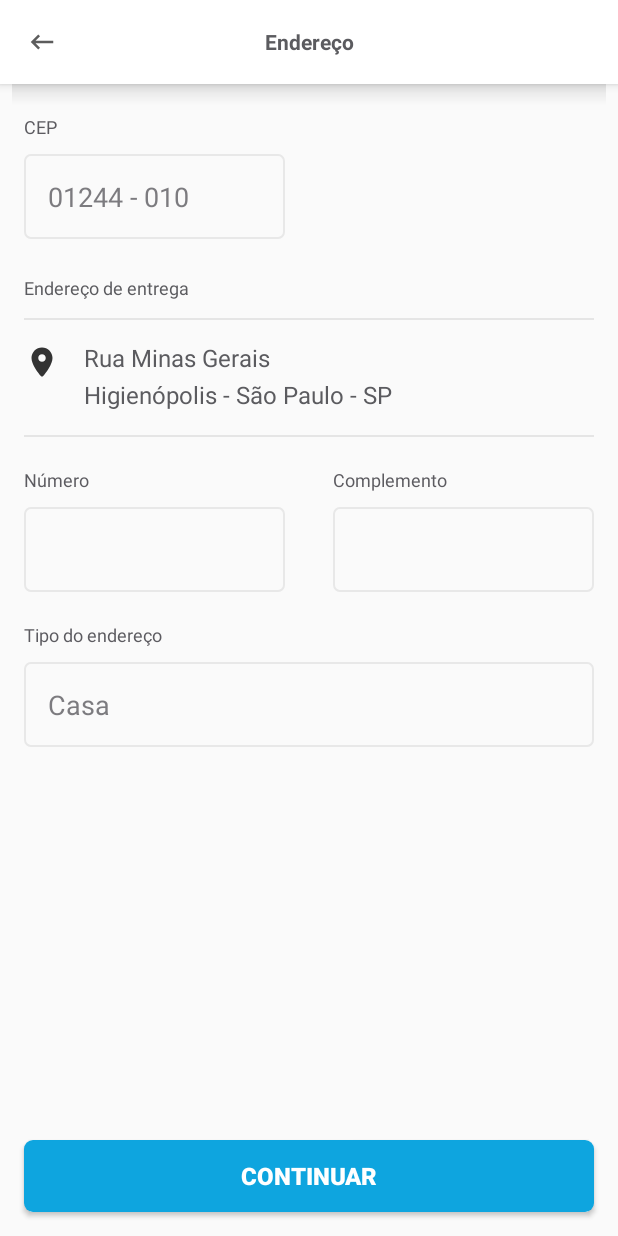
After one commit to premacck/interact, an Android app: the layout activity_address.xml on its own in the app's theme, with its tools: preview values and no code run, on a phone screen of 412 x 824 dp. The commit adds this screen. Run offline under Robolectric (Android 15) with nearby library versions, the phone set to English and light mode, and no system bars.

Commit message:
Added Address activity

```diff
--- a/app/src/main/AndroidManifest.xml
+++ b/app/src/main/AndroidManifest.xml
@@ -154,6 +154,12 @@
       android:theme="@style/AppTheme.NoActionBar"
       android:windowSoftInputMode="adjustResize" />
 
+    <activity
+      android:name=".profile.ui.AddressActivity"
+      android:screenOrientation="portrait"
+      android:theme="@style/AppTheme.NoActionBar"
+      android:windowSoftInputMode="adjustResize" />
+
   </application>
 
 </manifest>
--- a/app/src/main/java/com/techmesystem/intera/LoginActivity.kt
+++ b/app/src/main/java/com/techmesystem/intera/LoginActivity.kt
@@ -28,6 +28,9 @@ class LoginActivity : AppCompatActivity() {
       overridePendingTransition(R.anim.enter_anim, R.anim.exit_anim)
     }
 
-    btn_register.onDebounceClick { RegisterActivity.launch(this) }
+    btn_register.onDebounceClick {
+      RegisterActivity.launch(this)
+      finish()
+    }
   }
 }
--- a/app/src/main/java/com/techmesystem/intera/auth/ui/RegisterActivity.kt
+++ b/app/src/main/java/com/techmesystem/intera/auth/ui/RegisterActivity.kt
@@ -1,9 +1,14 @@
 package com.techmesystem.intera.auth.ui
 
+import android.app.Activity
 import android.content.Context
+import android.content.Intent
 import android.os.Bundle
 import com.techmesystem.intera.R
 import com.techmesystem.intera.base.BaseActivity
+import com.techmesystem.intera.home.ui.HomeActivity
+import com.techmesystem.intera.profile.ui.AddressActivity
+import com.techmesystem.intera.profile.ui.AddressActivity.Companion.REQUEST_REGISTER
 import com.techmesystem.intera.util.onDebounceClick
 import com.techmesystem.intera.util.showView
 import kotlinx.android.synthetic.main.fragment_personal_data.*
@@ -39,5 +44,16 @@ class RegisterActivity : BaseActivity() {
     tv_i_use_continuous_medication.onDebounceClick {
       tv_i_use_continuous_medication.isChecked = !tv_i_use_continuous_medication.isChecked
     }
+    btn_continue.onDebounceClick {
+      AddressActivity.launchForResult(this)
+    }
+  }
+
+  override fun onActivityResult(requestCode: Int, resultCode: Int, data: Intent?) {
+    super.onActivityResult(requestCode, resultCode, data)
+    if (requestCode == REQUEST_REGISTER && resultCode == Activity.RESULT_OK) {
+      HomeActivity.launch(this)
+      finish()
+    }
   }
 }
--- a/app/src/main/java/com/techmesystem/intera/home/ui/HomeActivity.kt
+++ b/app/src/main/java/com/techmesystem/intera/home/ui/HomeActivity.kt
@@ -1,5 +1,6 @@
 package com.techmesystem.intera.home.ui
 
+import android.content.Context
 import android.os.Bundle
 import androidx.annotation.IdRes
 import androidx.fragment.app.Fragment
@@ -11,6 +12,7 @@ import com.techmesystem.intera.favorite.ui.FavoriteFragment
 import com.techmesystem.intera.help.ui.HelpFragment
 import com.techmesystem.intera.profile.ui.ProfileFragment
 import kotlinx.android.synthetic.main.activity_home.*
+import org.jetbrains.anko.startActivity
 
 class HomeActivity : BaseActivity() {
 
@@ -20,6 +22,10 @@ class HomeActivity : BaseActivity() {
   private lateinit var helpFragment: HelpFragment
   private lateinit var checkoutFragment: CheckoutFragment
   private lateinit var profileFragment: ProfileFragment
+
+  companion object {
+    fun launch(from: Context?) = from?.run { startActivity<HomeActivity>() }
+  }
 
   override fun onCreate(savedInstanceState: Bundle?) {
     super.onCreate(savedInstanceState)
--- /dev/null
+++ b/app/src/main/java/com/techmesystem/intera/profile/ui/AddressActivity.kt
@@ -0,0 +1,29 @@
+package com.techmesystem.intera.profile.ui
+
+import android.app.Activity
+import android.os.Bundle
+import com.techmesystem.intera.R
+import com.techmesystem.intera.base.BaseActivity
+import com.techmesystem.intera.util.onDebounceClick
+import kotlinx.android.synthetic.main.activity_address.*
+import org.jetbrains.anko.startActivityForResult
+
+/**
+ * Prem's creation, on 2020-02-11
+ */
+class AddressActivity : BaseActivity() {
+
+  companion object {
+    const val REQUEST_REGISTER = 2
+    fun launchForResult(from: Activity?) = from?.run { startActivityForResult<AddressActivity>(REQUEST_REGISTER) }
+  }
+
+  override fun onCreate(savedInstanceState: Bundle?) {
+    super.onCreate(savedInstanceState)
+    setContentView(R.layout.activity_address)
+    btn_continue.onDebounceClick {
+      setResult(Activity.RESULT_OK)
+      finish()
+    }
+  }
+}
--- /dev/null
+++ b/app/src/main/res/drawable/ic_location_pin.xml
@@ -0,0 +1,10 @@
+<vector xmlns:android="http://schemas.android.com/apk/res/android"
+    android:width="24dp"
+    android:height="24dp"
+    android:viewportWidth="24"
+    android:viewportHeight="24">
+  <path
+      android:pathData="M5,9.265C5,5.395 8.13,2.265 12,2.265C15.87,2.265 19,5.395 19,9.265C19,13.435 14.58,19.185 12.77,21.375C12.37,21.855 11.64,21.855 11.24,21.375C9.42,19.185 5,13.435 5,9.265ZM9.5,9.265C9.5,10.645 10.62,11.765 12,11.765C13.38,11.765 14.5,10.645 14.5,9.265C14.5,7.885 13.38,6.765 12,6.765C10.62,6.765 9.5,7.885 9.5,9.265Z"
+      android:fillColor="#333333"
+      android:fillType="evenOdd"/>
+</vector>
--- /dev/null
+++ b/app/src/main/res/layout/activity_address.xml
@@ -0,0 +1,149 @@
+<?xml version="1.0" encoding="utf-8"?>
+<androidx.core.widget.NestedScrollView xmlns:android="http://schemas.android.com/apk/res/android"
+  xmlns:app="http://schemas.android.com/apk/res-auto"
+  android:layout_width="match_parent"
+  android:layout_height="match_parent"
+  android:fillViewport="true">
+
+  <androidx.constraintlayout.widget.ConstraintLayout
+    android:layout_width="match_parent"
+    android:layout_height="match_parent">
+
+    <com.techmesystem.intera.base.view.InteraToolbar
+      android:id="@+id/toolbar"
+      android:layout_width="match_parent"
+      android:layout_height="wrap_content"
+      app:backNavigationDrawable="@drawable/ic_back_arrow"
+      app:backgroundColor="@color/white"
+      app:layout_constraintEnd_toEndOf="parent"
+      app:layout_constraintStart_toStartOf="parent"
+      app:layout_constraintTop_toTopOf="parent"
+      app:toolbarElevation="0"
+      app:toolbarTitle="@string/address" />
+
+    <View
+      android:id="@+id/v_top_shadow"
+      style="@style/ShadowBottom"
+      android:layout_marginStart="@dimen/margin_8dp"
+      android:layout_marginEnd="@dimen/margin_8dp"
+      app:layout_constraintEnd_toEndOf="parent"
+      app:layout_constraintStart_toStartOf="parent"
+      app:layout_constraintTop_toBottomOf="@id/toolbar" />
+
+    <com.techmesystem.intera.base.view.CustomEditText
+      android:id="@+id/cet_cep"
+      android:layout_width="@dimen/margin_0dp"
+      android:layout_height="wrap_content"
+      android:layout_marginTop="@dimen/margin_4dp"
+      app:cet_doubleFields="false"
+      app:cet_hintOne="01244 - 010"
+      app:cet_inputType="normal"
+      app:cet_title="@string/cep"
+      app:layout_constraintEnd_toEndOf="parent"
+      app:layout_constraintHorizontal_bias="0"
+      app:layout_constraintStart_toStartOf="parent"
+      app:layout_constraintTop_toBottomOf="@id/toolbar"
+      app:layout_constraintWidth_percent="0.5" />
+
+    <TextView
+      android:id="@+id/tv_delivery_address_header"
+      style="@style/Text12WrapWrap"
+      android:layout_marginStart="@dimen/margin_16dp"
+      android:layout_marginTop="@dimen/margin_24dp"
+      android:text="@string/delivery_address"
+      app:layout_constraintStart_toStartOf="parent"
+      app:layout_constraintTop_toBottomOf="@id/cet_cep" />
+
+    <View
+      android:id="@+id/separator_1"
+      style="@style/ThinLine"
+      android:layout_marginStart="@dimen/margin_16dp"
+      android:layout_marginTop="@dimen/margin_12dp"
+      android:layout_marginEnd="@dimen/margin_16dp"
+      app:layout_constraintEnd_toEndOf="parent"
+      app:layout_constraintStart_toStartOf="parent"
+      app:layout_constraintTop_toBottomOf="@id/tv_delivery_address_header" />
+
+    <ImageView
+      android:id="@+id/iv_location_pin"
+      android:layout_width="@dimen/margin_56dp"
+      android:layout_height="@dimen/margin_56dp"
+      android:contentDescription="@string/image"
+      android:padding="@dimen/margin_16dp"
+      android:src="@drawable/ic_location_pin"
+      app:layout_constraintStart_toStartOf="parent"
+      app:layout_constraintTop_toBottomOf="@+id/separator_1" />
+
+    <TextView
+      android:id="@+id/tv_delivery_address_input"
+      style="@style/Text16WrapWrap"
+      android:layout_marginTop="@dimen/margin_14dp"
+      android:lineSpacingExtra="6sp"
+      android:text="Rua Minas Gerais\nHigienópolis - São Paulo - SP"
+      app:layout_constraintStart_toEndOf="@id/iv_location_pin"
+      app:layout_constraintTop_toBottomOf="@id/separator_1" />
+
+    <View
+      android:id="@+id/separator_2"
+      style="@style/ThinLine"
+      android:layout_marginStart="@dimen/margin_16dp"
+      android:layout_marginTop="@dimen/margin_16dp"
+      android:layout_marginEnd="@dimen/margin_16dp"
+      app:layout_constraintEnd_toEndOf="parent"
+      app:layout_constraintStart_toStartOf="parent"
+      app:layout_constraintTop_toBottomOf="@id/tv_delivery_address_input" />
+
+    <com.techmesystem.intera.base.view.CustomEditText
+      android:id="@+id/cet_number"
+      android:layout_width="@dimen/margin_0dp"
+      android:layout_height="wrap_content"
+      android:layout_marginTop="@dimen/margin_4dp"
+      app:cet_doubleFields="false"
+      app:cet_inputType="normal"
+      app:cet_title="@string/number"
+      app:layout_constraintEnd_toStartOf="@id/cet_complement"
+      app:layout_constraintHorizontal_bias="0"
+      app:layout_constraintStart_toStartOf="parent"
+      app:layout_constraintTop_toBottomOf="@id/separator_2" />
+
+    <com.techmesystem.intera.base.view.CustomEditText
+      android:id="@+id/cet_complement"
+      android:layout_width="@dimen/margin_0dp"
+      android:layout_height="wrap_content"
+      app:cet_doubleFields="false"
+      app:cet_inputType="normal"
+      app:cet_title="@string/complement"
+      app:layout_constraintEnd_toEndOf="parent"
+      app:layout_constraintHorizontal_bias="0"
+      app:layout_constraintStart_toEndOf="@id/cet_number"
+      app:layout_constraintTop_toTopOf="@id/cet_number" />
+
+    <com.techmesystem.intera.base.view.CustomEditText
+      android:id="@+id/cet_address_type"
+      android:layout_width="@dimen/margin_0dp"
+      android:layout_height="wrap_content"
+      android:layout_marginTop="@dimen/margin_4dp"
+      android:layout_marginBottom="@dimen/margin_28dp"
+      app:cet_doubleFields="false"
+      app:cet_hintOne="@string/home"
+      app:cet_inputType="normal"
+      app:cet_title="@string/address_type"
+      app:layout_constraintBottom_toTopOf="@+id/btn_continue"
+      app:layout_constraintEnd_toEndOf="parent"
+      app:layout_constraintHorizontal_bias="0"
+      app:layout_constraintStart_toStartOf="parent"
+      app:layout_constraintTop_toBottomOf="@id/cet_number"
+      app:layout_constraintVertical_bias="0" />
+
+    <Button
+      android:id="@+id/btn_continue"
+      style="@style/ButtonPrimary"
+      android:layout_width="@dimen/margin_0dp"
+      android:layout_margin="@dimen/margin_16dp"
+      android:text="@string/continue_"
+      app:layout_constraintBottom_toBottomOf="parent"
+      app:layout_constraintEnd_toEndOf="parent"
+      app:layout_constraintStart_toStartOf="parent" />
+
+  </androidx.constraintlayout.widget.ConstraintLayout>
+</androidx.core.widget.NestedScrollView>
--- a/app/src/main/res/values/strings.xml
+++ b/app/src/main/res/values/strings.xml
@@ -190,5 +190,10 @@
   <string name="i_agree_to_terms_of_use">Concordo com os termos de uso</string>
   <string name="i_use_continuous_medication">Faço uso de medicamento contínuo</string>
   <string name="continuous_medication_usage_message">Ao assinalar que faz uso de medicamentos contínuos pediremos a indicação de qual(is) para enviar lembretes e promoções</string>
+  <string name="cep">CEP</string>
+  <string name="delivery_address">Endereço de entrega</string>
+  <string name="number">Número</string>
+  <string name="complement">Complemento</string>
+  <string name="address_type">Tipo do endereço</string>
 </resources>
 <!--\u000D-->
```
